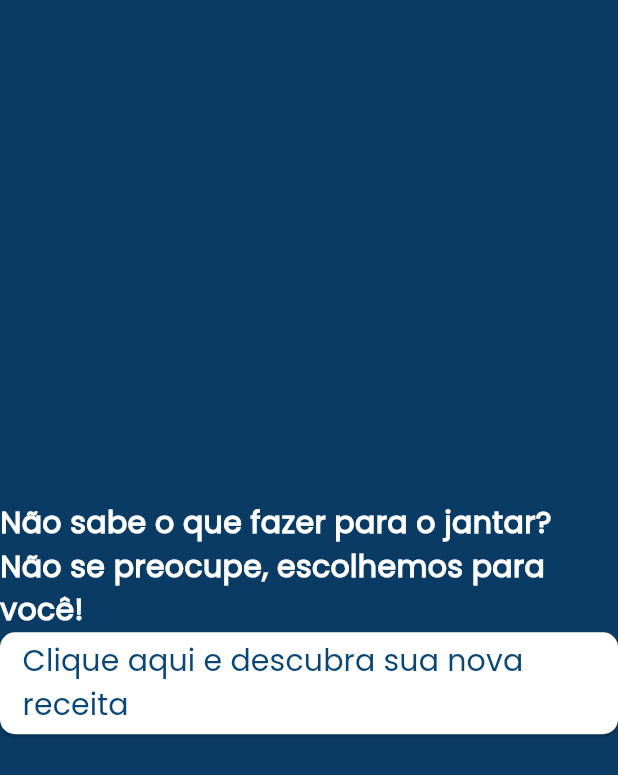
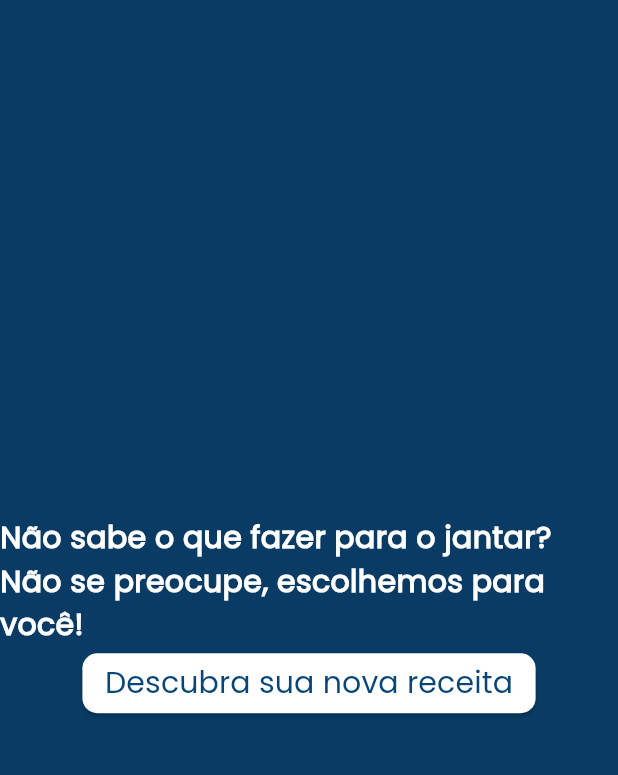
Before and after one commit to clara0904/receitoteca, a Flutter app: the SorteadorReceita widget shown alone on an empty page, opened directly, on a phone screen of 412 x 824 dp. Shown: the top 775 px of the screen. Run offline on Flutter 3.47's test engine with Material 3 defaults, Android fonts, the phone set to English and light mode, and no system bars; our stand-ins replace dio, font_awesome_flutter; network calls fail.

Commit message:
refactor: atualizações simples do sorteador de receitas

```diff
--- a/lib/widgets/random_revenue.dart
+++ b/lib/widgets/random_revenue.dart
@@ -3,7 +3,6 @@ import 'package:receitoteca/models/receita.dart';
 import 'package:receitoteca/repositories/repositorio_random.dart';
 import 'package:receitoteca/screens/revenue_screen.dart';
 import 'package:receitoteca/widgets/card_revenue.dart';
-import 'package:receitoteca/widgets/image_revenue.dart';
 
 class SorteadorReceita extends StatefulWidget {
   const SorteadorReceita({super.key});
@@ -49,7 +48,7 @@ class _SorteadorReceitaState extends State<SorteadorReceita> {
               ),
             ),
             child: const Text(
-              'Clique aqui e descubra sua nova receita',
+              'Descubra sua nova receita',
               style: TextStyle(
                 fontSize: 20,
                 color: Color.fromARGB(255, 8, 70, 120),
```
